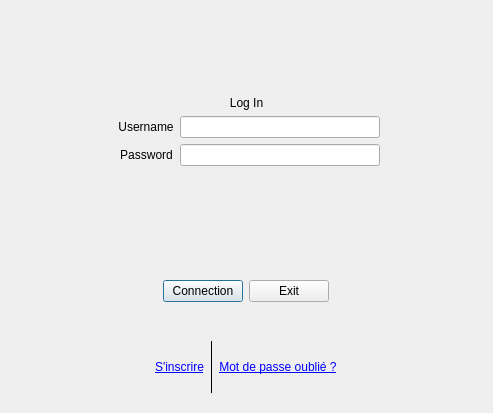
Before: the Qt Designer form ui/connectionwindow.ui in TwiceCast/TwiceCast-Client, drawn with Qt 5.
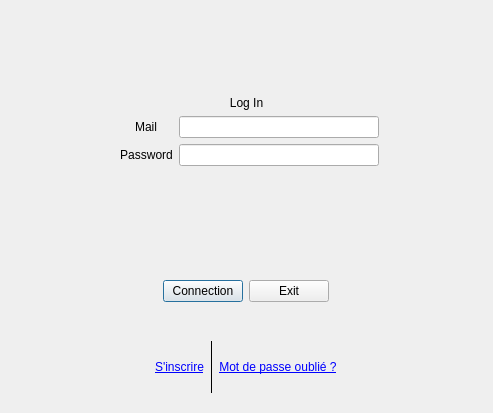
After: the same form once the commit is applied. Icons and pictures are not drawn.

Diff of the .ui file:
```diff
--- a/ui/connectionwindow.ui
+++ b/ui/connectionwindow.ui
@@ -96,7 +96,7 @@
         <item row="0" column="0">
          <widget class="QLabel" name="UsernameText">
           <property name="text">
-           <string>Username</string>
+           <string>Mail</string>
           </property>
           <property name="alignment">
            <set>Qt::AlignCenter</set>
```
